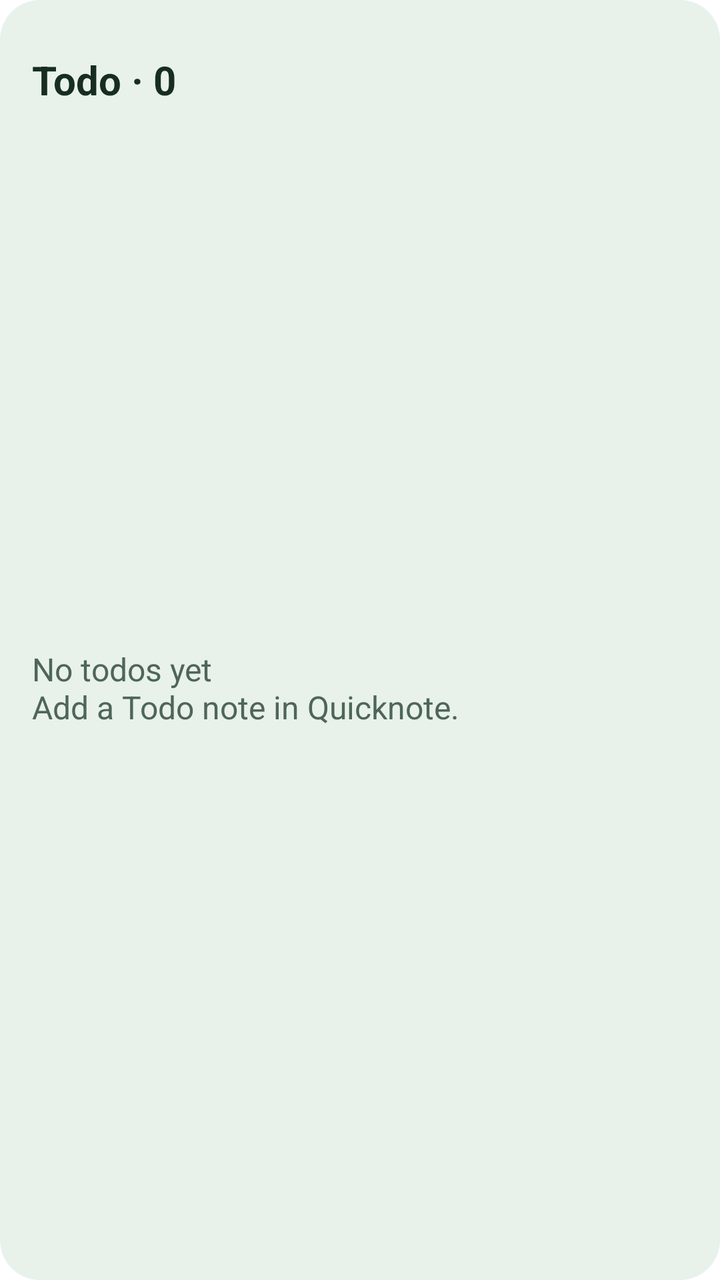
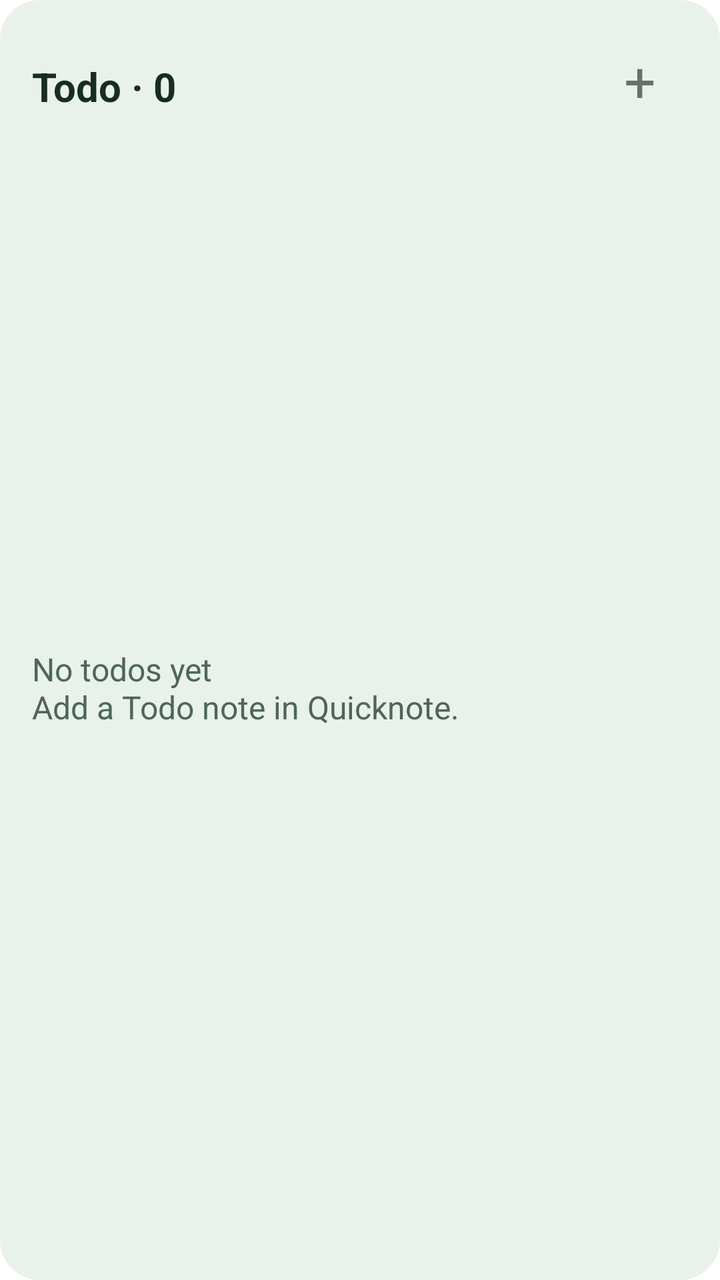

Before-and-after screenshots of an Android layout around one commit, followed by the original layout XML and the change that was made.
<!-- AndroidManifest.xml: fallback theme Theme.MaterialComponents.DayNight.NoActionBar -->
<!-- res/layout/todo_widget.xml -->
<LinearLayout xmlns:android="http://schemas.android.com/apk/res/android" android:id="@+id/todo_card"
 android:layout_width="match_parent" android:layout_height="match_parent" android:orientation="vertical"
 android:padding="16dp" android:background="@drawable/todo_light">
 <TextView android:id="@+id/todo_header" android:layout_width="match_parent" android:layout_height="wrap_content"
  android:minHeight="48dp" android:gravity="center_vertical" android:text="Todo · 0" android:textSize="20sp" android:textStyle="bold" android:textColor="#172d21"/>
 <FrameLayout android:layout_width="match_parent" android:layout_height="0dp" android:layout_weight="1">
  <ListView android:id="@+id/todo_list" android:layout_width="match_parent" android:layout_height="match_parent" android:divider="#405d4b" android:dividerHeight="1dp" />
  <TextView android:id="@+id/todo_empty" android:layout_width="match_parent" android:layout_height="match_parent" android:minHeight="48dp"
   android:gravity="center_vertical" android:text="No todos yet\nAdd a Todo note in Quicknote." android:textColor="#4e6657" android:textSize="16sp"/>
 </FrameLayout>
</LinearLayout>
<!-- resources referenced by this layout -->
<resources>
  <!-- drawable todo_light (drawable) -->
  <shape xmlns:android="http://schemas.android.com/apk/res/android"><solid android:color="#e8f1ea"/><corners android:radius="20dp"/></shape>
</resources>

<!-- the commit's change to res/layout/todo_widget.xml (unified diff, before → after) -->
@@ -1,8 +1,11 @@
 <LinearLayout xmlns:android="http://schemas.android.com/apk/res/android" android:id="@+id/todo_card"
  android:layout_width="match_parent" android:layout_height="match_parent" android:orientation="vertical"
  android:padding="16dp" android:background="@drawable/todo_light">
- <TextView android:id="@+id/todo_header" android:layout_width="match_parent" android:layout_height="wrap_content"
+ <LinearLayout android:layout_width="match_parent" android:layout_height="wrap_content" android:orientation="horizontal">
+ <TextView android:id="@+id/todo_header" android:layout_weight="1" android:layout_width="0dp" android:layout_height="wrap_content"
   android:minHeight="48dp" android:gravity="center_vertical" android:text="Todo · 0" android:textSize="20sp" android:textStyle="bold" android:textColor="#172d21"/>
+ <TextView android:id="@+id/todo_add" android:layout_width="48dp" android:layout_height="48dp" android:gravity="center" android:text="+" android:textSize="28sp" android:contentDescription="Create todo" />
+ </LinearLayout>
  <FrameLayout android:layout_width="match_parent" android:layout_height="0dp" android:layout_weight="1">
   <ListView android:id="@+id/todo_list" android:layout_width="match_parent" android:layout_height="match_parent" android:divider="#405d4b" android:dividerHeight="1dp" />
   <TextView android:id="@+id/todo_empty" android:layout_width="match_parent" android:layout_height="match_parent" android:minHeight="48dp"
